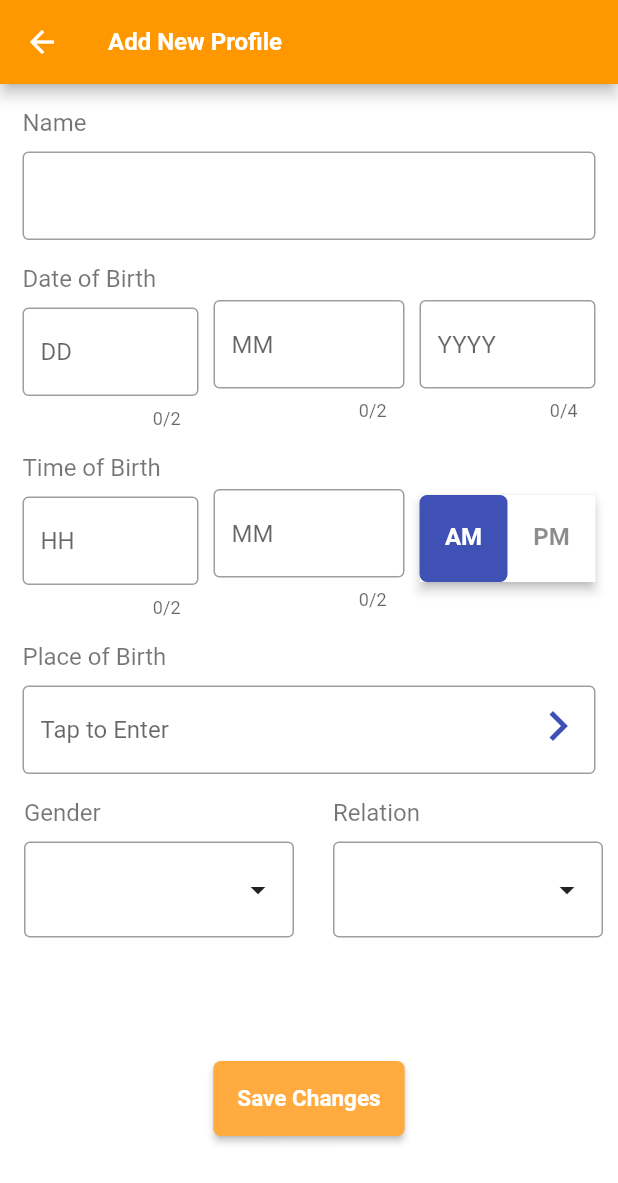
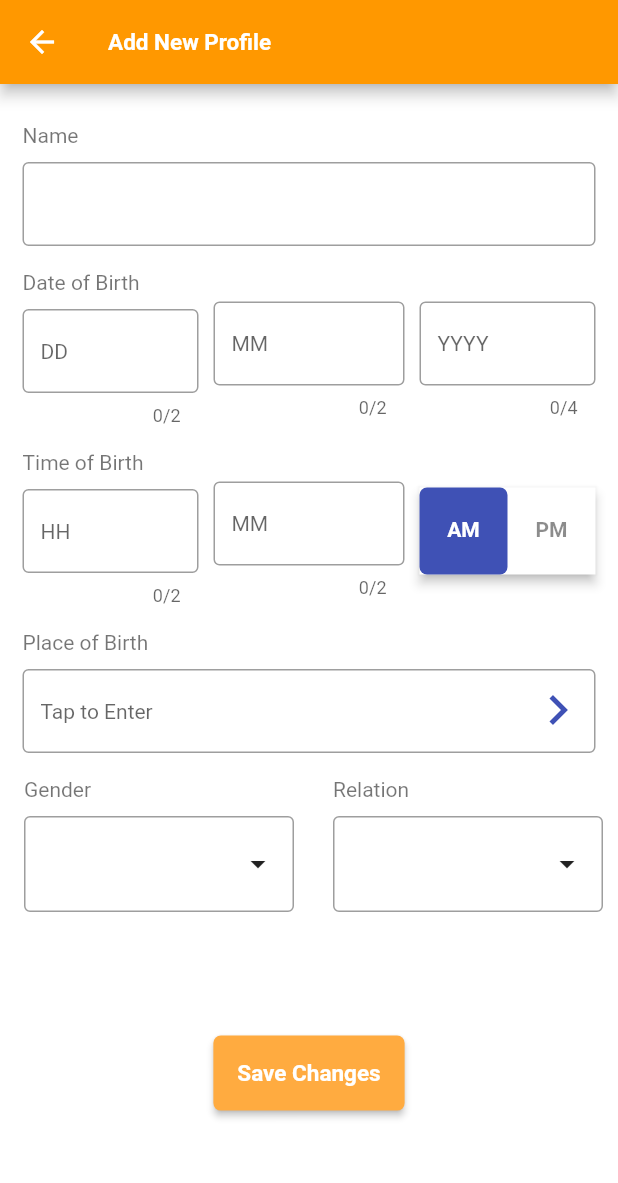
Before and after one commit to siddharthuohyd7/AajTakDemo, a Flutter app: the AddNewProfile screen opened by its route, on a phone screen of 412 x 824 dp. Shown: the top 1183 px of the screen. Run offline on Flutter 3.47's test engine with Material 2 defaults, Android fonts, the phone set to English and light mode, and no system bars; our stand-ins replace dio; missing offline and left inert: dio_cache_interceptor, dio_smart_retry.

Commit message:
Keyboard Issues

```diff
--- a/lib/common_ui/rounded_button.dart
+++ b/lib/common_ui/rounded_button.dart
@@ -31,7 +31,7 @@ class RoundedButton extends StatelessWidget {
   Widget build(BuildContext context) {
     return ElevatedButton(
 
-      child: Text(buttonText),
+      child: FittedBox(child: Text(buttonText)),
       style: ElevatedButton.styleFrom(
         textStyle: Styles.buttonStyle.copyWith(fontSize: fontSize),
         onPrimary: textColor,
--- a/lib/ui/add_new_profile.dart
+++ b/lib/ui/add_new_profile.dart
@@ -44,7 +44,9 @@ class _AddNewProfileState extends State<AddNewProfile> {
   @override
   Widget build(BuildContext context) {
     final size = MediaQuery.of(context).size;
-    return Scaffold(
+    return GestureDetector(
+      onTap: () => FocusManager.instance.primaryFocus?.unfocus(),
+      child: Scaffold(
         appBar: AppBar(
           automaticallyImplyLeading: true,
           title: Text(
@@ -55,6 +57,8 @@ class _AddNewProfileState extends State<AddNewProfile> {
         body: SingleChildScrollView(
           child: Form(
             key: _formKey,
+            child: Padding(
+              padding: const EdgeInsets.symmetric(vertical: 10),
               child: Column(
                 mainAxisSize: MainAxisSize.max,
                 children: [
@@ -279,6 +283,8 @@ class _AddNewProfileState extends State<AddNewProfile> {
               ),
             ),
           ),
+        ),
+      ),
     );
   }
 
--- a/lib/utils/styles.dart
+++ b/lib/utils/styles.dart
@@ -6,7 +6,7 @@ import 'package:flutter/material.dart';
 abstract class Styles{
   static const TextStyle appBarRow = TextStyle(
     color: Colors.white,
-    fontSize: 16,
+    fontSize: 15,
     fontStyle: FontStyle.normal,
     fontWeight: FontWeight.w700,
     decoration: TextDecoration.none,
@@ -14,7 +14,7 @@ abstract class Styles{
   );
   static const TextStyle headerText = TextStyle(
     color: Colors.purple,
-    fontSize: 15,
+    fontSize: 14,
     fontStyle: FontStyle.normal,
     fontWeight: FontWeight.w300,
     decoration: TextDecoration.none,
@@ -30,7 +30,7 @@ abstract class Styles{
   );
   static const TextStyle buttonStyle = TextStyle(
     color: Colors.purple,
-    fontSize: 15,
+    fontSize: 14,
     fontStyle: FontStyle.normal,
     fontWeight: FontWeight.w600,
     decoration: TextDecoration.none,
@@ -38,7 +38,7 @@ abstract class Styles{
   );
   static const TextStyle textInputStyle = TextStyle(
     color: Colors.black54,
-    fontSize: 16,
+    fontSize: 14,
     fontStyle: FontStyle.normal,
     fontWeight: FontWeight.w400,
     decoration: TextDecoration.none,
@@ -46,7 +46,7 @@ abstract class Styles{
   );
   static const TextStyle textHintStyle = TextStyle(
     color: Colors.black45,
-    fontSize: 16,
+    fontSize: 14,
     fontStyle: FontStyle.normal,
     fontWeight: FontWeight.w600,
     decoration: TextDecoration.none,
@@ -55,7 +55,7 @@ abstract class Styles{
 
   static const TextStyle tabText = TextStyle(
     color: Colors.white,
-    fontSize: 16,
+    fontSize: 14,
     fontStyle: FontStyle.normal,
     fontWeight: FontWeight.w600,
     decoration: TextDecoration.none,
@@ -63,7 +63,7 @@ abstract class Styles{
   );
   static const TextStyle errorText = TextStyle(
     color: Colors.black54,
-    fontSize: 18,
+    fontSize: 15,
     fontStyle: FontStyle.normal,
     fontWeight: FontWeight.w500,
     decoration: TextDecoration.none,
@@ -72,7 +72,7 @@ abstract class Styles{
 
   static const TextStyle searchText = TextStyle(
     color: Colors.black54,
-    fontSize: 16,
+    fontSize: 14,
     fontStyle: FontStyle.normal,
     fontWeight: FontWeight.w400,
     decoration: TextDecoration.none,
@@ -82,7 +82,7 @@ abstract class Styles{
 
   static const TextStyle dialogButtonStyle = TextStyle(
     color: Colors.white,
-    fontSize: 16,
+    fontSize: 14,
     fontStyle: FontStyle.normal,
     fontWeight: FontWeight.w400,
     decoration: TextDecoration.none,
@@ -91,7 +91,7 @@ abstract class Styles{
 
   static const TextStyle categoryHeaderStyle = TextStyle(
     color: Colors.black87,
-    fontSize: 16,
+    fontSize: 14,
     fontStyle: FontStyle.normal,
     fontWeight: FontWeight.w800,
     decoration: TextDecoration.none,
@@ -100,7 +100,7 @@ abstract class Styles{
 
   static const TextStyle categoryTextStyle = TextStyle(
     color: Colors.black87,
-    fontSize: 13,
+    fontSize: 12,
     fontStyle: FontStyle.normal,
     fontWeight: FontWeight.w400,
     decoration: TextDecoration.none,
@@ -108,7 +108,7 @@ abstract class Styles{
   );
   static const TextStyle categoryListTextStyle = TextStyle(
     color: Colors.black87,
-    fontSize: 15,
+    fontSize: 14,
     fontStyle: FontStyle.normal,
     fontWeight: FontWeight.w400,
     decoration: TextDecoration.none,
```
Also changed, not shown: lib/ui/category_screen.dart (+44 -46 lines), lib/ui/friends_list_item.dart (+27 -8 lines). Lines whose indentation alone changed are shown as unchanged.
